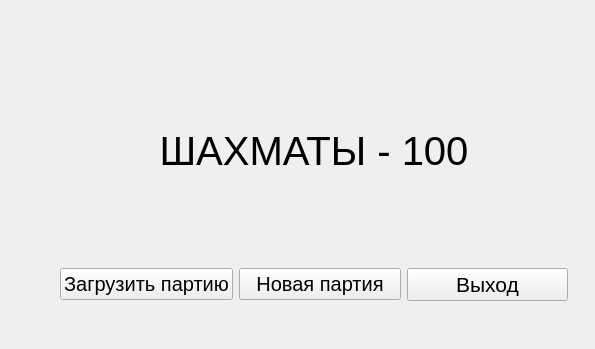
Before: the Qt Designer form mainwindow.ui in ikotyurg/chess100, drawn with Qt 5.
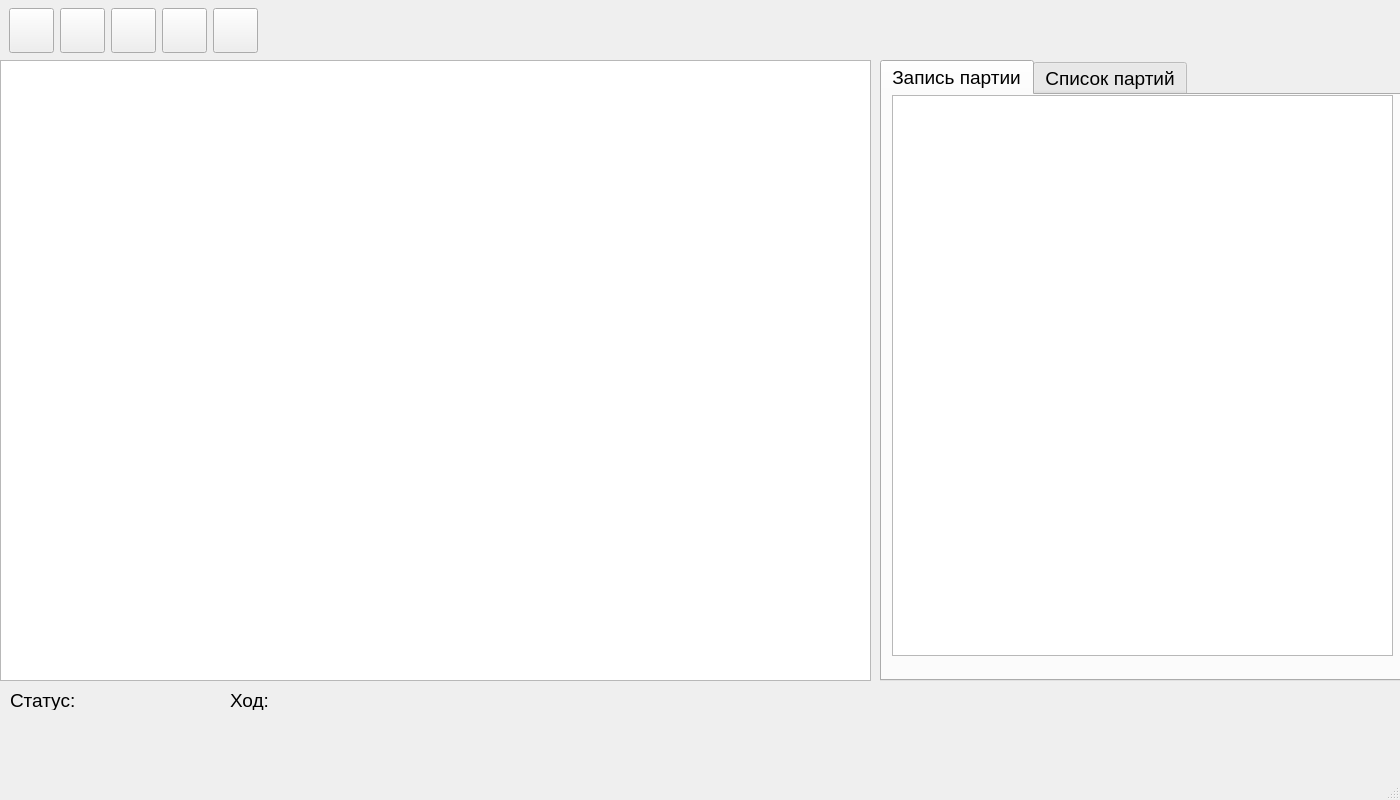
After: the same form once the commit is applied. Icons and pictures are not drawn.

What changed in the file:
```diff
--- a/mainwindow.ui
+++ b/mainwindow.ui
@@ -1,97 +1,269 @@
 <?xml version="1.0" encoding="UTF-8"?>
 <ui version="4.0">
  <class>MainWindow</class>
- <widget class="QWidget" name="MainWindow">
+ <widget class="QMainWindow" name="MainWindow">
   <property name="geometry">
    <rect>
     <x>0</x>
     <y>0</y>
-    <width>595</width>
-    <height>349</height>
+    <width>1400</width>
+    <height>800</height>
    </rect>
   </property>
+  <property name="font">
+   <font>
+    <pointsize>14</pointsize>
+   </font>
+  </property>
   <property name="windowTitle">
    <string>Шахматы-100. Главное окно</string>
   </property>
-  <widget class="QWidget" name="layoutWidget">
+  <property name="windowIcon">
+   <iconset theme="QIcon::ThemeIcon::ViewRestore"/>
+  </property>
+  <widget class="QWidget" name="centralwidget">
+   <widget class="QLabel" name="label">
+    <property name="geometry">
+     <rect>
+      <x>10</x>
+      <y>690</y>
+      <width>71</width>
+      <height>20</height>
+     </rect>
+    </property>
+    <property name="text">
+     <string>Статус:</string>
+    </property>
+   </widget>
+   <widget class="QLabel" name="status">
+    <property name="geometry">
+     <rect>
+      <x>90</x>
+      <y>690</y>
+      <width>71</width>
+      <height>20</height>
+     </rect>
+    </property>
+    <property name="text">
+     <string/>
+    </property>
+   </widget>
+   <widget class="QWidget" name="horizontalLayoutWidget">
+    <property name="geometry">
+     <rect>
+      <x>9</x>
+      <y>0</y>
+      <width>1381</width>
+      <height>61</height>
+     </rect>
+    </property>
+    <layout class="QHBoxLayout" name="horizontalLayout">
+     <item>
+      <widget class="QPushButton" name="newgame_2">
+       <property name="maximumSize">
+        <size>
+         <width>45</width>
+         <height>45</height>
+        </size>
+       </property>
+       <property name="whatsThis">
+        <string>&lt;html&gt;&lt;head/&gt;&lt;body&gt;&lt;p&gt;Новая партия&lt;/p&gt;&lt;/body&gt;&lt;/html&gt;</string>
+       </property>
+       <property name="styleSheet">
+        <string notr="true">background-image: url(:/icons/img/icons/game_new.png);</string>
+       </property>
+       <property name="text">
+        <string/>
+       </property>
+      </widget>
+     </item>
+     <item>
+      <widget class="QPushButton" name="replay">
+       <property name="maximumSize">
+        <size>
+         <width>45</width>
+         <height>45</height>
+        </size>
+       </property>
+       <property name="whatsThis">
+        <string>&lt;html&gt;&lt;head/&gt;&lt;body&gt;&lt;p&gt;Открыть партию&lt;/p&gt;&lt;/body&gt;&lt;/html&gt;</string>
+       </property>
+       <property name="styleSheet">
+        <string notr="true">background-image: url(:/icons/img/icons/Open_game.png);</string>
+       </property>
+       <property name="text">
+        <string/>
+       </property>
+      </widget>
+     </item>
+     <item>
+      <widget class="QPushButton" name="newgame_4">
+       <property name="maximumSize">
+        <size>
+         <width>45</width>
+         <height>45</height>
+        </size>
+       </property>
+       <property name="whatsThis">
+        <string>&lt;html&gt;&lt;head/&gt;&lt;body&gt;&lt;p&gt;Сохранить партию&lt;/p&gt;&lt;/body&gt;&lt;/html&gt;</string>
+       </property>
+       <property name="styleSheet">
+        <string notr="true">background-image: url(:/icons/img/icons/save.png);</string>
+       </property>
+       <property name="text">
+        <string/>
+       </property>
+      </widget>
+     </item>
+     <item>
+      <widget class="QPushButton" name="rotate">
+       <property name="maximumSize">
+        <size>
+         <width>45</width>
+         <height>45</height>
+        </size>
+       </property>
+       <property name="whatsThis">
+        <string>&lt;html&gt;&lt;head/&gt;&lt;body&gt;&lt;p&gt;Поворот  доски&lt;/p&gt;&lt;/body&gt;&lt;/html&gt;</string>
+       </property>
+       <property name="styleSheet">
+        <string notr="true">background-image: url(:/icons/img/icons/flip_board.png);</string>
+       </property>
+       <property name="text">
+        <string/>
+       </property>
+      </widget>
+     </item>
+     <item>
+      <widget class="QPushButton" name="exit">
+       <property name="maximumSize">
+        <size>
+         <width>45</width>
+         <height>45</height>
+        </size>
+       </property>
+       <property name="styleSheet">
+        <string notr="true">background-image: url(:/icons/img/icons/close_board.png);</string>
+       </property>
+       <property name="text">
+        <string/>
+       </property>
+      </widget>
+     </item>
+     <item>
+      <spacer name="horizontalSpacer">
+       <property name="orientation">
+        <enum>Qt::Orientation::Horizontal</enum>
+       </property>
+       <property name="sizeHint" stdset="0">
+        <size>
+         <width>40</width>
+         <height>20</height>
+        </size>
+       </property>
+      </spacer>
+     </item>
+    </layout>
+   </widget>
+   <widget class="QWidget" name="verticalLayoutWidget">
+    <property name="geometry">
+     <rect>
+      <x>0</x>
+      <y>60</y>
+      <width>871</width>
+      <height>621</height>
+     </rect>
+    </property>
+    <layout class="QVBoxLayout" name="verticalLayout">
+     <item>
+      <widget class="QGraphicsView" name="board_frame">
+       <property name="baseSize">
+        <size>
+         <width>660</width>
+         <height>660</height>
+        </size>
+       </property>
+      </widget>
+     </item>
+    </layout>
+   </widget>
+   <widget class="QWidget" name="verticalLayoutWidget_2">
+    <property name="geometry">
+     <rect>
+      <x>880</x>
+      <y>60</y>
+      <width>521</width>
+      <height>621</height>
+     </rect>
+    </property>
+    <layout class="QVBoxLayout" name="verticalLayout_2">
+     <item>
+      <widget class="QTabWidget" name="tabWidget">
+       <property name="currentIndex">
+        <number>0</number>
+       </property>
+       <widget class="QWidget" name="moves">
+        <attribute name="title">
+         <string>Запись партии</string>
+        </attribute>
+        <widget class="QListView" name="listView">
+         <property name="geometry">
+          <rect>
+           <x>10</x>
+           <y>0</y>
+           <width>501</width>
+           <height>561</height>
+          </rect>
+         </property>
+        </widget>
+       </widget>
+       <widget class="QWidget" name="games">
+        <attribute name="title">
+         <string>Список партий</string>
+        </attribute>
+       </widget>
+      </widget>
+     </item>
+    </layout>
+   </widget>
+   <widget class="QLabel" name="label_2">
+    <property name="geometry">
+     <rect>
+      <x>230</x>
+      <y>690</y>
+      <width>71</width>
+      <height>20</height>
+     </rect>
+    </property>
+    <property name="text">
+     <string>Ход:</string>
+    </property>
+   </widget>
+   <widget class="QLabel" name="turn">
+    <property name="geometry">
+     <rect>
+      <x>350</x>
+      <y>690</y>
+      <width>71</width>
+      <height>20</height>
+     </rect>
+    </property>
+    <property name="text">
+     <string/>
+    </property>
+   </widget>
+  </widget>
+  <widget class="QMenuBar" name="menubar">
    <property name="geometry">
     <rect>
-     <x>60</x>
-     <y>40</y>
-     <width>508</width>
-     <height>261</height>
+     <x>0</x>
+     <y>0</y>
+     <width>1400</width>
+     <height>32</height>
     </rect>
    </property>
-   <layout class="QVBoxLayout" name="verticalLayout">
-    <item>
-     <widget class="QLabel" name="label">
-      <property name="font">
-       <font>
-        <pointsize>30</pointsize>
-       </font>
-      </property>
-      <property name="text">
-       <string>&lt;html&gt;&lt;head/&gt;&lt;body&gt;&lt;p align=&quot;center&quot;&gt;&lt;img src=&quot;:/img/img/king-white.png&quot;/&gt;ШАХМАТЫ - 100&lt;img src=&quot;:/img/img/king-black.png&quot;/&gt;&lt;/p&gt;&lt;/body&gt;&lt;/html&gt;</string>
-      </property>
-     </widget>
-    </item>
-    <item>
-     <layout class="QHBoxLayout" name="horizontalLayout">
-      <item>
-       <widget class="QPushButton" name="replay">
-        <property name="font">
-         <font>
-          <pointsize>15</pointsize>
-         </font>
-        </property>
-        <property name="text">
-         <string>Загрузить партию</string>
-        </property>
-        <property name="icon">
-         <iconset resource="res.qrc">
-          <normaloff>:/img/icons/Open_game.png</normaloff>:/img/icons/Open_game.png</iconset>
-        </property>
-       </widget>
-      </item>
-      <item>
-       <widget class="QPushButton" name="newgame">
-        <property name="font">
-         <font>
-          <pointsize>15</pointsize>
-         </font>
-        </property>
-        <property name="text">
-         <string>Новая партия</string>
-        </property>
-        <property name="icon">
-         <iconset resource="res.qrc">
-          <normaloff>:/img/icons/game_new.png</normaloff>:/img/icons/game_new.png</iconset>
-        </property>
-       </widget>
-      </item>
-      <item>
-       <widget class="QPushButton" name="ExitButton">
-        <property name="font">
-         <font>
-          <pointsize>16</pointsize>
-         </font>
-        </property>
-        <property name="styleSheet">
-         <string notr="true"/>
-        </property>
-        <property name="text">
-         <string>Выход</string>
-        </property>
-        <property name="icon">
-         <iconset resource="res.qrc">
-          <normaloff>:/img/icons/close_board.png</normaloff>:/img/icons/close_board.png</iconset>
-        </property>
-       </widget>
-      </item>
-     </layout>
-    </item>
-   </layout>
   </widget>
+  <widget class="QStatusBar" name="statusbar"/>
  </widget>
  <resources>
   <include location="res.qrc"/>
```
Left out of the diff: 16 changed lines with no effect on the pictures.
